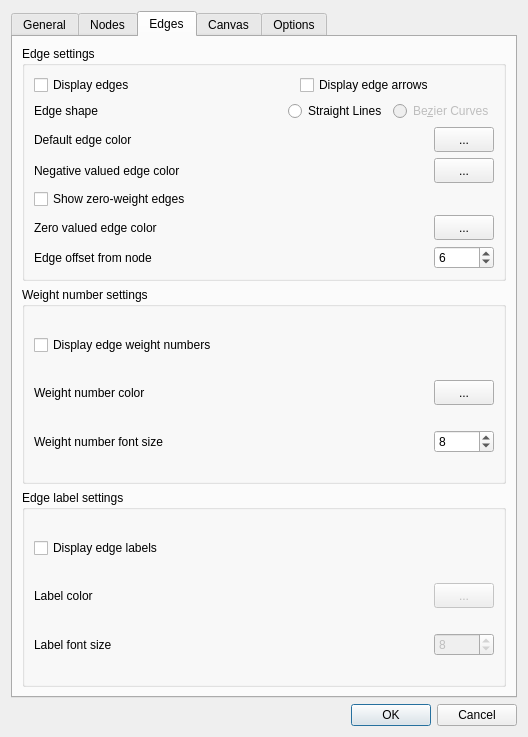
Before: the Qt Designer form src/forms/dialogsettings.ui in socnetv/app, drawn with Qt 5.
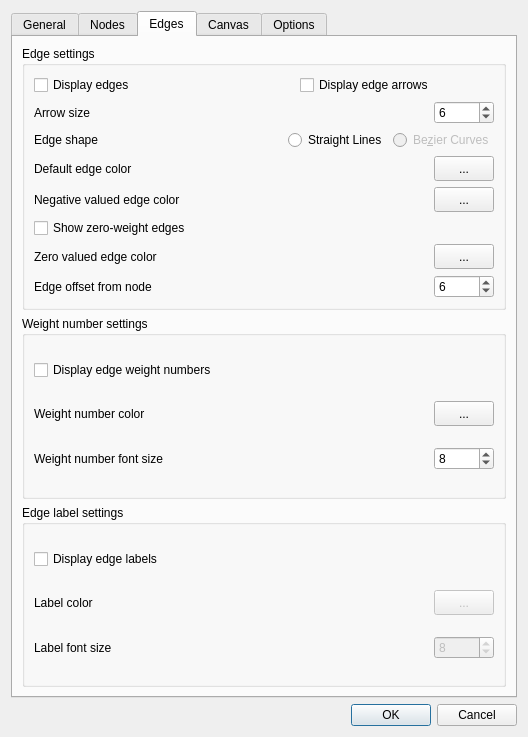
After: the same form once the commit is applied. The open tabs and pages were chosen to show the change.

Commit message: Fix #32 | Edge arrow size: user-configurable via Settings

Patch:
```diff
--- a/src/forms/dialogsettings.ui
+++ b/src/forms/dialogsettings.ui
@@ -1259,6 +1259,58 @@
             </item>
            </layout>
           </item>
+          <item>
+           <layout class="QHBoxLayout" name="horizontalLayout_arrowSize">
+            <item>
+             <widget class="QLabel" name="label_arrowSize">
+              <property name="toolTip">
+               <string>&lt;html&gt;&lt;head/&gt;&lt;body&gt;&lt;p&gt;&lt;span style=&quot; font-weight:600;&quot;&gt;Arrow size&lt;/span&gt;&lt;/p&gt;&lt;p&gt;Controls the size of the arrowheads drawn on directed edges. A larger value produces bigger arrowheads.&lt;/p&gt;&lt;p&gt;Any change will apply to all existing edges immediately and saved for future sessions.&lt;/p&gt;&lt;/body&gt;&lt;/html&gt;</string>
+              </property>
+              <property name="text">
+               <string>Arrow size</string>
+              </property>
+             </widget>
+            </item>
+            <item>
+             <spacer name="horizontalSpacer_arrowSize">
+              <property name="orientation">
+               <enum>Qt::Orientation::Horizontal</enum>
+              </property>
+              <property name="sizeHint" stdset="0">
+               <size>
+                <width>40</width>
+                <height>20</height>
+               </size>
+              </property>
+             </spacer>
+            </item>
+            <item>
+             <widget class="QSpinBox" name="edgeArrowSizeSpin">
+              <property name="minimumSize">
+               <size>
+                <width>60</width>
+                <height>0</height>
+               </size>
+              </property>
+              <property name="cursor">
+               <cursorShape>SizeVerCursor</cursorShape>
+              </property>
+              <property name="toolTip">
+               <string>&lt;html&gt;&lt;head/&gt;&lt;body&gt;&lt;p&gt;&lt;span style=&quot; font-weight:600;&quot;&gt;Arrow size&lt;/span&gt;&lt;/p&gt;&lt;p&gt;Controls the size of the arrowheads on directed edges.&lt;/p&gt;&lt;p&gt;Any change will apply to all existing edges immediately and saved for future sessions.&lt;/p&gt;&lt;/body&gt;&lt;/html&gt;</string>
+              </property>
+              <property name="minimum">
+               <number>2</number>
+              </property>
+              <property name="maximum">
+               <number>20</number>
+              </property>
+              <property name="value">
+               <number>6</number>
+              </property>
+             </widget>
+            </item>
+           </layout>
+          </item>
           <item>
            <layout class="QHBoxLayout" name="horizontalLayout_14">
             <item>
```
The commit also changes 8 other files.
